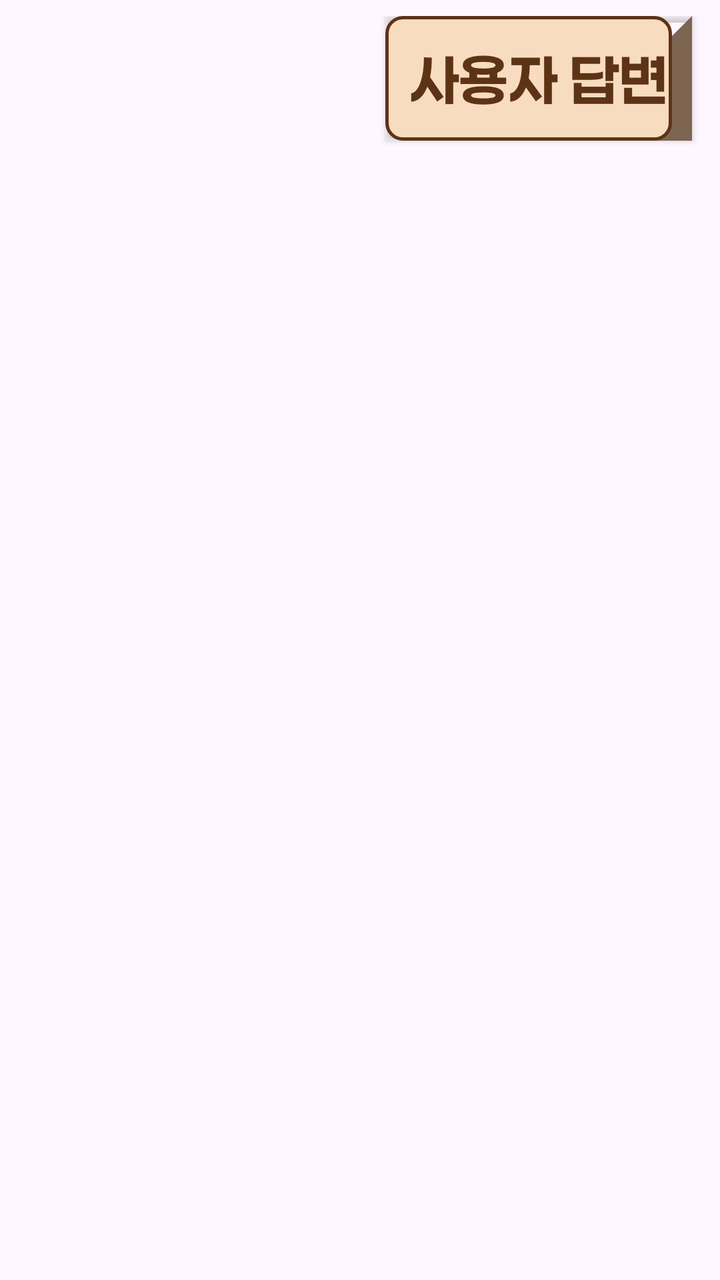
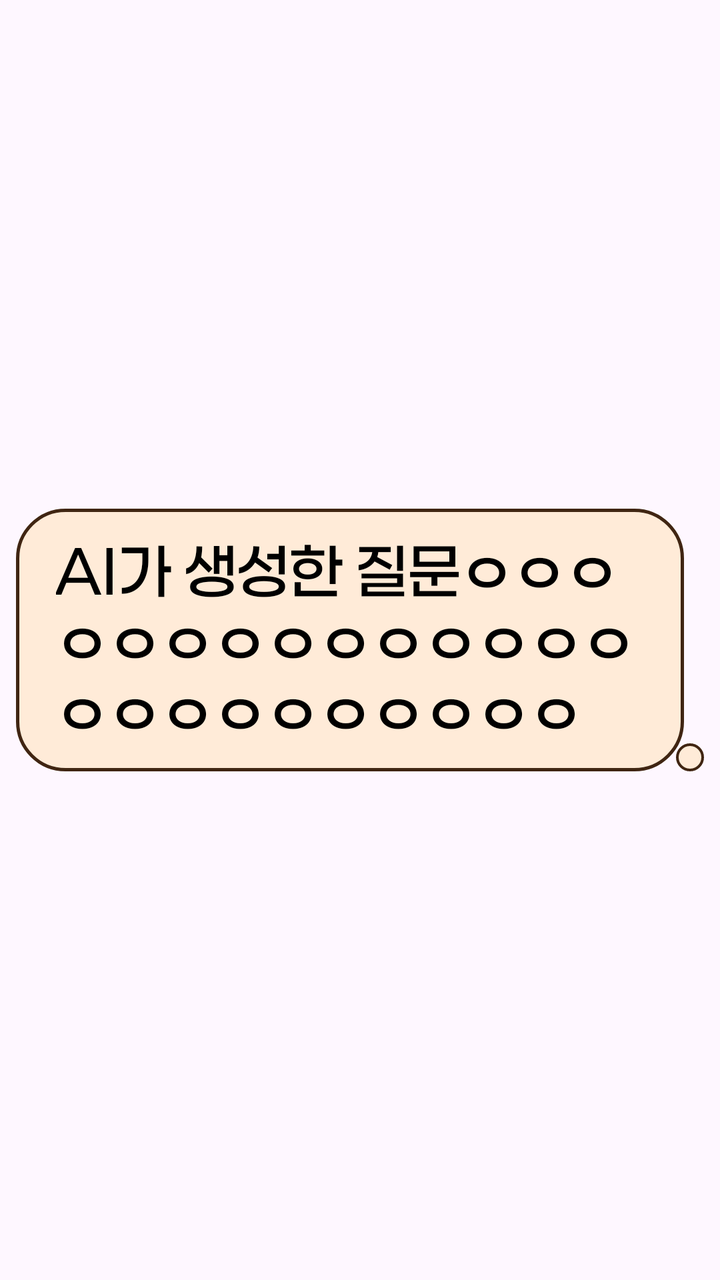

An Android layout rendered at two revisions. The XML below is the earlier revision; the diff shows what the commit changed to produce the second picture.
<!-- AndroidManifest.xml: application theme Theme.Photolog -->
<!-- res/layout/item_chat_user_answer.xml -->
<?xml version="1.0" encoding="utf-8"?>
<LinearLayout xmlns:android="http://schemas.android.com/apk/res/android"
    android:layout_width="match_parent"
    android:layout_height="wrap_content"
    android:orientation="horizontal"
    android:gravity="end"
    android:padding="8dp">

    <TextView
        android:id="@+id/tv_user_answer"
        android:layout_width="wrap_content"
        android:layout_height="wrap_content"
        android:background="@drawable/chat_bubble_user"
        android:padding="12dp"
        android:fontFamily="@font/paperlogy_7"
        android:text="사용자 답변"
        android:textSize="28sp"
        android:textColor="#5D3316"
        android:layout_marginEnd="6dp"
        android:elevation="2dp"
        />
</LinearLayout>
<!-- resources referenced by this layout -->
<resources>
  <!-- drawable chat_bubble_user (drawable) -->
  <?xml version="1.0" encoding="utf-8"?>
  <layer-list xmlns:android="http://schemas.android.com/apk/res/android">
  
      <item>
          <rotate
              android:fromDegrees="-45"
              android:pivotX="100%"
              android:pivotY="0%"
              android:toDegrees="-45">
              <shape android:shape="rectangle">
                  <solid android:color="#7D6552" /> </shape>
          </rotate>
      </item>
  
      <item android:right="10dp">
          <shape android:shape="rectangle">
              <solid android:color="#F8DCC0" />
              <stroke
                  android:width="1.5dp"
                  android:color="#5D3316" />
              <corners android:radius="8dp" />
          </shape>
      </item>
  
  </layer-list>
  <style name="Theme.Photolog" parent="Base.Theme.Photolog" />
  <style name="Base.Theme.Photolog" parent="Theme.Material3.DayNight.NoActionBar">
          
          <item name="android:fontFamily">@font/paperlogy_7</item>
          
      </style>
</resources>

<!-- the commit's change to res/layout/item_chat_user_answer.xml (unified diff, before → after) -->
@@ -10,13 +10,16 @@
         android:id="@+id/tv_user_answer"
         android:layout_width="wrap_content"
         android:layout_height="wrap_content"
+
         android:background="@drawable/chat_bubble_user"
-        android:padding="12dp"
-        android:fontFamily="@font/paperlogy_7"
-        android:text="사용자 답변"
-        android:textSize="28sp"
-        android:textColor="#5D3316"
-        android:layout_marginEnd="6dp"
-        android:elevation="2dp"
+        android:paddingLeft="20dp"
+        android:paddingTop="10dp"
+        android:paddingBottom="10dp"
+        android:paddingRight="20dp"
+        android:layout_gravity="center"
+        android:fontFamily="@font/paperlogy_5"
+        android:textSize="30sp"
+        android:text="AI가 생성한 질문ㅇㅇㅇㅇㅇㅇㅇㅇㅇㅇㅇㅇㅇㅇㅇㅇㅇㅇㅇㅇㅇㅇㅇㅇ"
+        android:textColor="@color/black"
         />
 </LinearLayout>
<!-- resource entries referenced after the edit -->
@@ -1,27 +1,33 @@
 <!-- resources referenced by this layout -->
 <resources>
+  <color name="black">#FF000000</color>
   <!-- drawable chat_bubble_user (drawable) -->
   <?xml version="1.0" encoding="utf-8"?>
   <layer-list xmlns:android="http://schemas.android.com/apk/res/android">
   
-      <item>
-          <rotate
-              android:fromDegrees="-45"
-              android:pivotX="100%"
-              android:pivotY="0%"
-              android:toDegrees="-45">
-              <shape android:shape="rectangle">
-                  <solid android:color="#7D6552" /> </shape>
-          </rotate>
+      
+      <item android:gravity="bottom|right">
+          <shape android:shape="oval">
+              <size android:width="14dp" android:height="14dp"/>
+              <solid android:color="#FFEBD8"/>
+              <stroke android:width="1.2dp" android:color="#402512"/>
+          </shape>
+          
+          <padding android:right="6dp" android:bottom="6dp"/>
       </item>
   
+      
       <item android:right="10dp">
           <shape android:shape="rectangle">
-              <solid android:color="#F8DCC0" />
-              <stroke
-                  android:width="1.5dp"
-                  android:color="#5D3316" />
-              <corners android:radius="8dp" />
+              <solid android:color="#FFEBD8"/>
+              <corners android:radius="24dp"/>
+              <stroke android:width="1.5dp" android:color="#402512"/>
+  
+              <padding
+                  android:left="20dp"
+                  android:top="16dp"
+                  android:right="10dp"
+                  android:bottom="16dp"/>
           </shape>
       </item>
   
